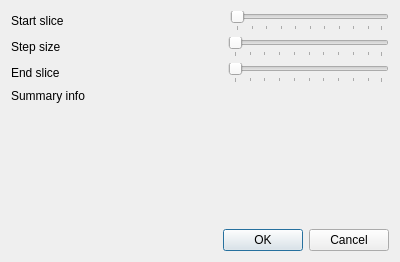
HaukeBartsch/ImageSegmentationEditor, file source/exportsnapshots.ui: the form before one commit.
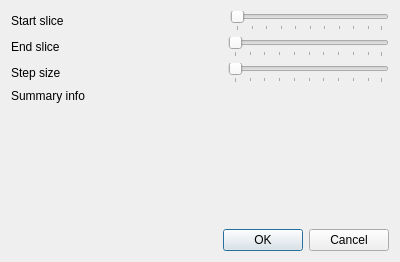
The form after the commit.

What changed in the file:
```diff
--- a/source/exportsnapshots.ui
+++ b/source/exportsnapshots.ui
@@ -55,16 +55,16 @@
     </layout>
    </item>
    <item>
-    <layout class="QHBoxLayout" name="horizontalLayout_2">
+    <layout class="QHBoxLayout" name="horizontalLayout_3">
      <item>
-      <widget class="QLabel" name="labelStartSlice_2">
+      <widget class="QLabel" name="labelStartSlice_3">
        <property name="text">
-        <string>Step size</string>
+        <string>End slice</string>
        </property>
       </widget>
      </item>
      <item>
-      <spacer name="horizontalSpacer_2">
+      <spacer name="horizontalSpacer_3">
        <property name="orientation">
         <enum>Qt::Horizontal</enum>
        </property>
@@ -77,7 +77,7 @@
       </spacer>
      </item>
      <item>
-      <widget class="QSlider" name="stepSliceSlider">
+      <widget class="QSlider" name="endSliceSlider">
        <property name="orientation">
         <enum>Qt::Horizontal</enum>
        </property>
@@ -92,16 +92,16 @@
     </layout>
    </item>
    <item>
-    <layout class="QHBoxLayout" name="horizontalLayout_3">
+    <layout class="QHBoxLayout" name="horizontalLayout_2">
      <item>
-      <widget class="QLabel" name="labelStartSlice_3">
+      <widget class="QLabel" name="labelStartSlice_2">
        <property name="text">
-        <string>End slice</string>
+        <string>Step size</string>
        </property>
       </widget>
      </item>
      <item>
-      <spacer name="horizontalSpacer_3">
+      <spacer name="horizontalSpacer_2">
        <property name="orientation">
         <enum>Qt::Horizontal</enum>
        </property>
@@ -114,7 +114,7 @@
       </spacer>
      </item>
      <item>
-      <widget class="QSlider" name="endSliceSlider">
+      <widget class="QSlider" name="stepSliceSlider">
        <property name="orientation">
         <enum>Qt::Horizontal</enum>
        </property>
```
